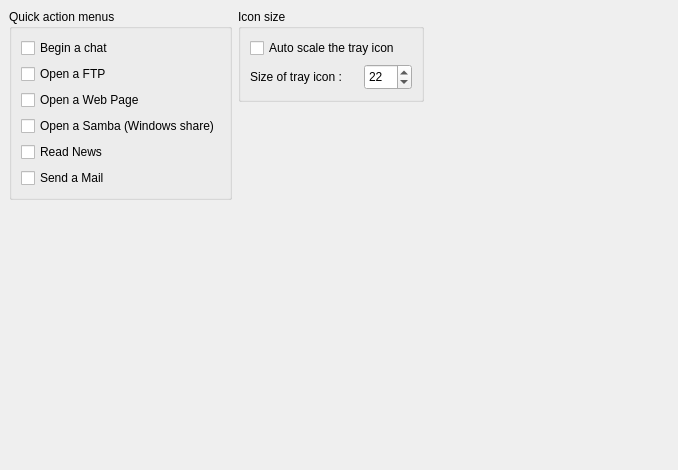
The window that modules/tray/rzxtrayprop.ui (Fruneau/qRezix) describes before a commit, drawn with Qt 5.
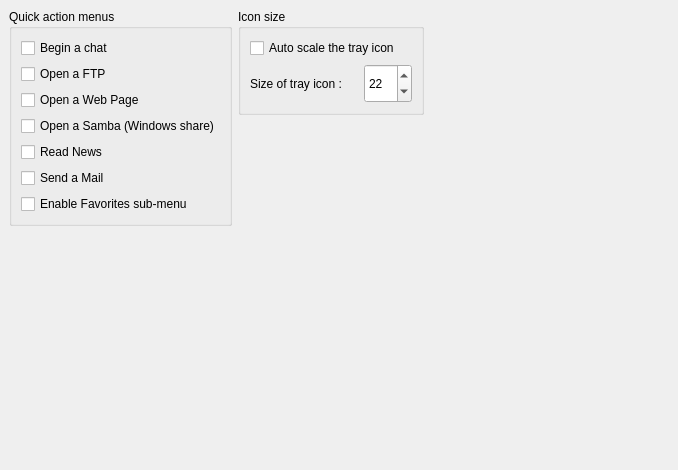
The same window after the commit.

Commit message: Correction de l'interface pour les proprietes dans le fichier dans la svn (et non le .h)

```diff
--- a/modules/tray/rzxtrayprop.ui
+++ b/modules/tray/rzxtrayprop.ui
@@ -176,6 +176,13 @@
         </property>
        </widget>
       </item>
+      <item row="6" column="0" >
+       <widget class="QCheckBox" name="cbQuickFav" >
+        <property name="text" >
+         <string>Enable Favorites sub-menu</string>
+        </property>
+       </widget>
+      </item>
      </layout>
     </widget>
    </item>
```
Left out of the diff: 14 changed lines with no effect on the pictures.
